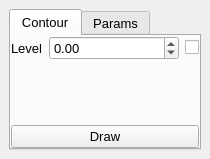
First picture: the form in UIs/nContours.ui, repository NeutrinoToolkit/Neutrino, before the edit.
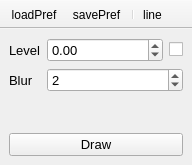
Second picture: the form after the edit. Icons and pictures are not drawn.

Commit message: nContour ui revisited

```diff
--- a/UIs/nContours.ui
+++ b/UIs/nContours.ui
@@ -6,29 +6,17 @@
    <rect>
     <x>0</x>
     <y>0</y>
-    <width>210</width>
-    <height>159</height>
+    <width>192</width>
+    <height>165</height>
    </rect>
   </property>
   <property name="windowTitle">
    <string>Draw Contours</string>
   </property>
   <widget class="QWidget" name="centralwidget">
-   <layout class="QGridLayout" name="gridLayout_3">
-    <item row="0" column="0">
-     <widget class="QTabWidget" name="tabWidget">
-      <property name="font">
-       <font>
-        <pointsize>10</pointsize>
-       </font>
-      </property>
-      <property name="currentIndex">
-       <number>0</number>
-      </property>
-      <widget class="QWidget" name="contour">
-       <attribute name="title">
-        <string>Contour</string>
-       </attribute>
+   <layout class="QVBoxLayout" name="verticalLayout">
+    <item>
+     <widget class="QWidget" name="widget" native="true">
        <layout class="QGridLayout" name="gridLayout">
         <property name="leftMargin">
          <number>0</number>
@@ -42,45 +30,35 @@
         <property name="bottomMargin">
          <number>0</number>
         </property>
-        <item row="2" column="0">
-         <spacer name="verticalSpacer_2">
-          <property name="orientation">
-           <enum>Qt::Vertical</enum>
-          </property>
-          <property name="sizeHint" stdset="0">
-           <size>
-            <width>20</width>
-            <height>40</height>
-           </size>
-          </property>
-         </spacer>
-        </item>
-        <item row="3" column="0">
-         <widget class="QPushButton" name="draw_pb">
+       <item row="1" column="0">
+        <widget class="QLabel" name="label_2">
           <property name="font">
            <font>
             <pointsize>10</pointsize>
            </font>
           </property>
           <property name="text">
-           <string>Draw</string>
+          <string>Blur</string>
           </property>
          </widget>
         </item>
-        <item row="0" column="0">
-         <layout class="QHBoxLayout" name="horizontalLayout" stretch="0,1,0">
-          <item>
-           <widget class="QLabel" name="label">
+       <item row="1" column="1">
+        <widget class="QSpinBox" name="blur_radius_sb">
             <property name="font">
              <font>
               <pointsize>10</pointsize>
              </font>
             </property>
-            <property name="text">
-             <string>Level</string>
-            </property>
-           </widget>
-          </item>
+         <property name="value">
+          <number>2</number>
+         </property>
+         <property name="neutrinoSave" stdset="0">
+          <bool>true</bool>
+         </property>
+        </widget>
+       </item>
+       <item row="0" column="1">
+        <layout class="QHBoxLayout" name="horizontalLayout" stretch="1,0">
           <item>
            <widget class="QDoubleSpinBox" name="level_dsb">
             <property name="font">
@@ -119,69 +97,111 @@
           </item>
          </layout>
         </item>
-       </layout>
-      </widget>
-      <widget class="QWidget" name="params">
-       <attribute name="title">
-        <string>Params</string>
-       </attribute>
-       <layout class="QFormLayout" name="formLayout">
         <item row="0" column="0">
-         <widget class="QLabel" name="label_2">
+        <widget class="QLabel" name="label">
           <property name="font">
            <font>
             <pointsize>10</pointsize>
            </font>
           </property>
           <property name="text">
-           <string>blur</string>
+          <string>Level</string>
           </property>
          </widget>
         </item>
-        <item row="0" column="1">
-         <widget class="QSpinBox" name="blur_radius_sb">
-          <property name="font">
-           <font>
-            <pointsize>10</pointsize>
-           </font>
-          </property>
-          <property name="value">
-           <number>2</number>
-          </property>
-          <property name="neutrinoSave" stdset="0">
-           <bool>true</bool>
-          </property>
-         </widget>
-        </item>
-        <item row="1" column="0">
-         <widget class="QLabel" name="label_3">
+      </layout>
+     </widget>
+    </item>
+    <item>
+     <spacer name="verticalSpacer">
+      <property name="orientation">
+       <enum>Qt::Vertical</enum>
+      </property>
+      <property name="sizeHint" stdset="0">
+       <size>
+        <width>20</width>
+        <height>40</height>
+       </size>
+      </property>
+     </spacer>
+    </item>
+    <item>
+     <widget class="QPushButton" name="draw_pb">
           <property name="font">
            <font>
             <pointsize>10</pointsize>
            </font>
           </property>
           <property name="text">
-           <string>line params</string>
+       <string>Draw</string>
           </property>
          </widget>
         </item>
-        <item row="1" column="1">
-         <widget class="QToolButton" name="line">
+   </layout>
+  </widget>
+  <widget class="QToolBar" name="toolBar">
+   <property name="windowTitle">
+    <string>toolBar</string>
+   </property>
+   <property name="movable">
+    <bool>false</bool>
+   </property>
+   <property name="iconSize">
+    <size>
+     <width>20</width>
+     <height>20</height>
+    </size>
+   </property>
+   <property name="floatable">
+    <bool>false</bool>
+   </property>
+   <attribute name="toolBarArea">
+    <enum>TopToolBarArea</enum>
+   </attribute>
+   <attribute name="toolBarBreak">
+    <bool>false</bool>
+   </attribute>
+   <addaction name="actionLoadPref"/>
+   <addaction name="actionSavePref"/>
+   <addaction name="separator"/>
+   <addaction name="actionLine"/>
+  </widget>
+  <action name="actionLoadPref">
+   <property name="icon">
+    <iconset resource="../../neutrino-build/src/icons.qrc">
+     <normaloff>:/icons/loadPref.png</normaloff>:/icons/loadPref.png</iconset>
+   </property>
           <property name="text">
-           <string>...</string>
-          </property>
+    <string>loadPref</string>
+   </property>
+   <property name="toolTip">
+    <string>Load Preferences</string>
+   </property>
+  </action>
+  <action name="actionSavePref">
           <property name="icon">
-           <iconset resource="../resources/icons/icons.qrc">
-            <normaloff>:/icons/line.png</normaloff>:/icons/line.png</iconset>
-          </property>
-         </widget>
-        </item>
-       </layout>
-      </widget>
-     </widget>
-    </item>
-   </layout>
-  </widget>
+    <iconset resource="../../neutrino-build/src/icons.qrc">
+     <normaloff>:/icons/savePref.png</normaloff>:/icons/savePref.png</iconset>
+   </property>
+   <property name="text">
+    <string>savePref</string>
+   </property>
+   <property name="toolTip">
+    <string>Save Preferences</string>
+   </property>
+  </action>
+  <action name="actionLine">
+   <property name="icon">
+    <iconset>
+     <normaloff>:icons//line.png</normaloff>:icons//line.png</iconset>
+   </property>
+   <property name="text">
+    <string>line</string>
+   </property>
+   <property name="toolTip">
+    <string>Show axis window</string>
+   </property>
+  </action>
  </widget>
  <resources>
   <include location="../resources/icons/icons.qrc"/>
```
Left out of the diff: 8 changed lines with no effect on the pictures. Lines whose indentation alone changed are shown as unchanged. The commit also changes 1 other file.
